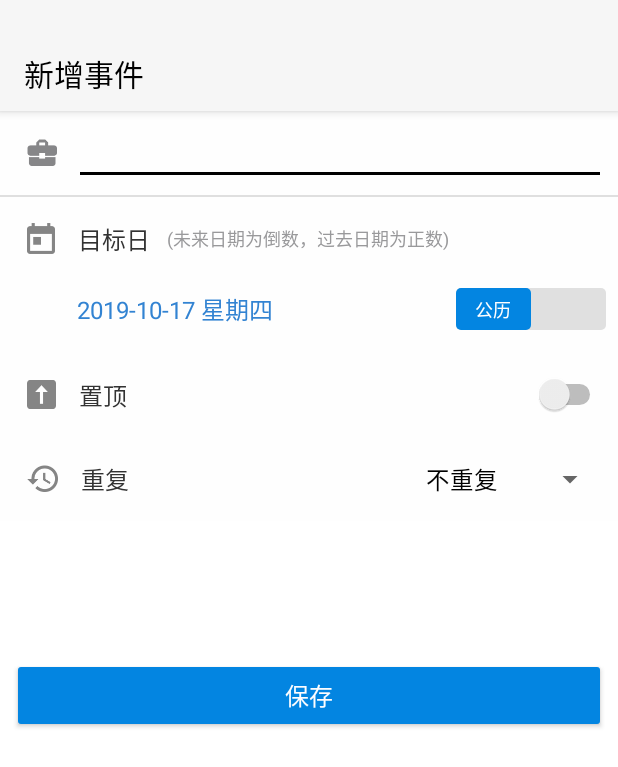
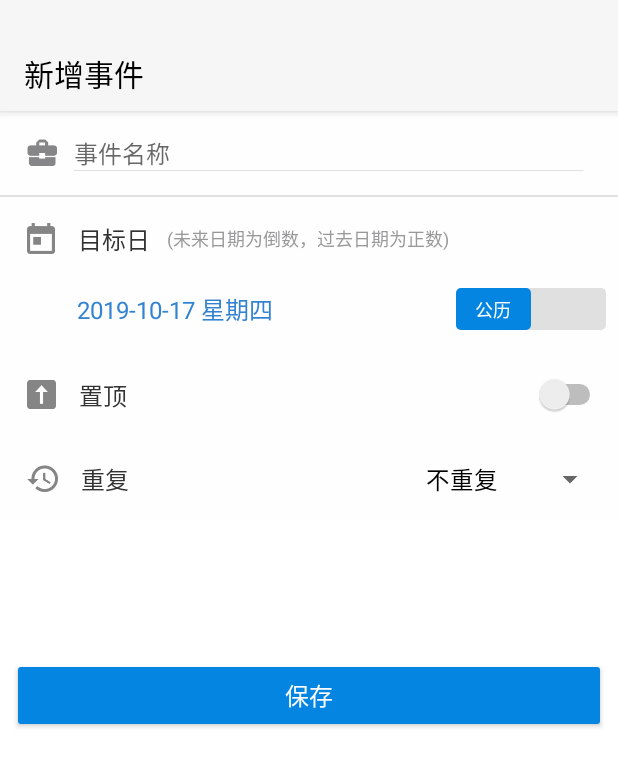
Before and after one commit to xiaoqianchang/DistanceDays, an Android app: the AddEventActivity screen opened directly, with no data from a screen before it, on a phone screen of 412 x 824 dp. Shown: the top 767 px of the screen. Run offline under Robolectric (Android 15) with nearby library versions, the phone set to English and light mode, and no system bars; our stand-ins replace ButterKnife; 1 statement that could not run was skipped.

Commit message:
样式调整；

```diff
--- a/app/src/main/java/com/adups/distancedays/fragment/DistanceDaysGridFragment.java
+++ b/app/src/main/java/com/adups/distancedays/fragment/DistanceDaysGridFragment.java
@@ -3,6 +3,7 @@ package com.adups.distancedays.fragment;
 
 import android.os.Bundle;
 
+import androidx.core.text.HtmlCompat;
 import androidx.fragment.app.Fragment;
 import butterknife.BindView;
 
@@ -68,7 +69,8 @@ public class DistanceDaysGridFragment extends BaseFragment {
         gvCardGrid.setAdapter(new CommonAdapter<EventModel>(getContext(), R.layout.view_distance_days_card_layout, eventModels) {
             @Override
             protected void convert(ViewHolder holder, EventModel eventModel) {
-                holder.setText(R.id.title, Html.fromHtml(FormatHelper.getDateCardTitlePartBold(eventModel, this.mContext)).toString());
+                String title = HtmlCompat.fromHtml(FormatHelper.getDateCardTitlePartBold(eventModel, this.mContext), HtmlCompat.FROM_HTML_MODE_COMPACT).toString();
+                holder.setText(R.id.title, title);
                 holder.setText(R.id.date, String.valueOf(eventModel.getDays()));
                 Calendar instance = Calendar.getInstance();
                 instance.setTimeInMillis(eventModel.getTargetTime());
--- a/app/src/main/java/com/adups/distancedays/fragment/DistanceDaysListFragment.java
+++ b/app/src/main/java/com/adups/distancedays/fragment/DistanceDaysListFragment.java
@@ -3,6 +3,7 @@ package com.adups.distancedays.fragment;
 import android.content.Intent;
 import android.os.Bundle;
 
+import androidx.core.text.HtmlCompat;
 import butterknife.BindView;
 
 import android.text.Html;
@@ -78,7 +79,8 @@ public class DistanceDaysListFragment extends BaseFragment {
         mListView.setAdapter(mAdapter = new CommonAdapter<EventModel>(getContext(), R.layout.view_distance_days_row_layout, eventModels) {
             @Override
             protected void convert(ViewHolder holder, EventModel eventModel) {
-                holder.setText(R.id.tv_event_content, Html.fromHtml(FormatHelper.getDateCardTitlePartBold(eventModel, this.mContext)).toString());
+                String title = HtmlCompat.fromHtml(FormatHelper.getDateCardTitlePartBold(eventModel, this.mContext), HtmlCompat.FROM_HTML_MODE_COMPACT).toString();
+                holder.setText(R.id.tv_event_content, title);
                 holder.setText(R.id.tv_event_date, String.valueOf(eventModel.getDays()));
 //                holder.c.setText(this.mContext.getResources().getQuantityString(R.plurals.plurals_day_in_card, data.getDays()));
                 if (eventModel.isOutOfTargetDate()) {
--- a/app/src/main/java/com/adups/distancedays/utils/FormatHelper.java
+++ b/app/src/main/java/com/adups/distancedays/utils/FormatHelper.java
@@ -61,7 +61,7 @@ public class FormatHelper {
         if (data.getDays() == 0) {
             z = true;
         }
-        return getDateCardTitlePartBold(title, z, data.isOutOfTargetDate(), data.isOutOfTargetDate(), context, isHideDescription);
+        return getDateCardTitlePartBold(title, z, data.isOutOfTargetDate(), data.isOutOfEndDate(), context, isHideDescription);
     }
 
     public static String getDateCardTitlePartBold(String title, boolean isToday, boolean isOutOfDate, boolean hasEnded, Context context, boolean isHideDescription) {
--- /dev/null
+++ b/app/src/main/res/drawable/bg_event_input_shape.xml
@@ -0,0 +1,15 @@
+<?xml version="1.0" encoding="utf-8"?>
+<layer-list xmlns:android="http://schemas.android.com/apk/res/android">
+
+    <item
+        android:left="-1dp"
+        android:right="-1dp"
+        android:top="-1dp">
+        <shape android:shape="rectangle">
+            <solid android:color="@color/color_transparent" />
+            <stroke
+                android:width="0.5dp"
+                android:color="#FFE0E0E0" />
+        </shape>
+    </item>
+</layer-list>
--- a/app/src/main/res/layout/activity_add_event.xml
+++ b/app/src/main/res/layout/activity_add_event.xml
@@ -24,6 +24,7 @@
             <LinearLayout
                 style="@style/style_cell_background"
                 android:layout_height="56dp"
+                android:paddingRight="23dp"
                 android:gravity="center_vertical">
 
                 <ImageView
@@ -36,9 +37,10 @@
                     android:layout_width="match_parent"
                     android:layout_height="wrap_content"
                     android:layout_marginLeft="11dp"
+                    android:background="@drawable/bg_event_input_shape"
                     android:maxLength="10"
                     android:singleLine="true"
-                    tools:text="事件名称"
+                    android:hint="事件名称"
                     style="@style/PreferenceTitleText"/>
             </LinearLayout>
 
```
